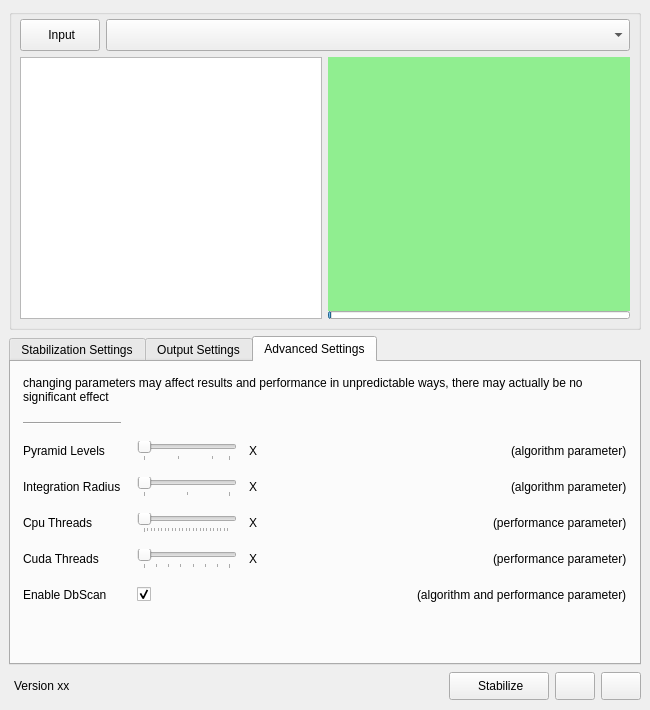
Before: the Qt Designer form cuvistaGui/cuvistaGui.ui in RainerMtb/cuvista, drawn with Qt 5.
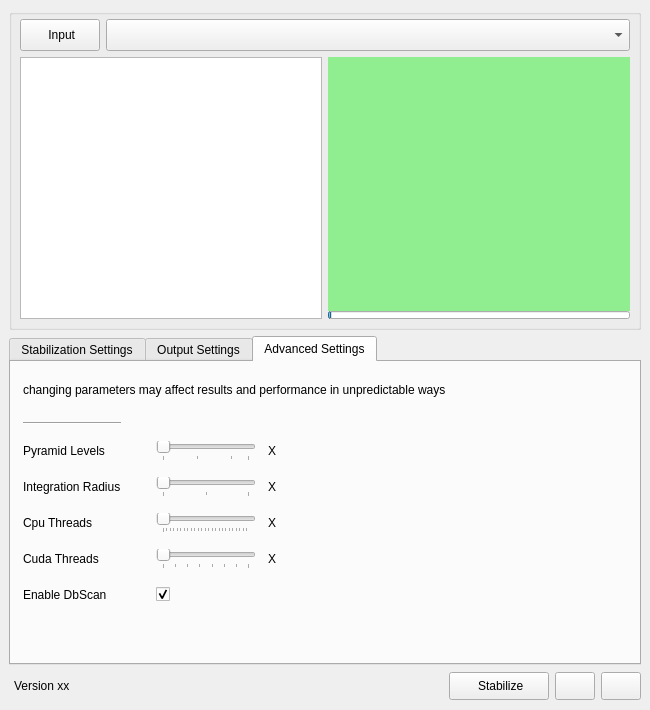
After: the same form once the commit is applied. Icons and pictures are not drawn. Custom widgets are drawn as their Qt base class.

```diff
--- a/cuvistaGui/cuvistaGui.ui
+++ b/cuvistaGui/cuvistaGui.ui
@@ -1246,6 +1246,28 @@
           <property name="spacing">
            <number>12</number>
           </property>
+          <item>
+           <widget class="QLabel" name="infoLevels">
+            <property name="maximumSize">
+             <size>
+              <width>16</width>
+              <height>16</height>
+             </size>
+            </property>
+            <property name="toolTip">
+             <string>&lt;html&gt;&lt;head/&gt;&lt;body&gt;&lt;p&gt;&lt;span style=&quot; font-weight:700;&quot;&gt;Number of Pyramid Levels to produce&lt;/span&gt;&lt;/p&gt;&lt;p&gt;For stabilization a pyramid of smaller and smaller images is produced. More Levels take longer to compute. &lt;/p&gt;&lt;p&gt;More Levels may improve stabilization quality if the input video is of sufficient high resolution to begin with.&lt;/p&gt;&lt;/body&gt;&lt;/html&gt;</string>
+            </property>
+            <property name="text">
+             <string/>
+            </property>
+            <property name="pixmap">
+             <pixmap resource="cuvistaGui.qrc">:/cuvistaGui/res/12_info_icon.png</pixmap>
+            </property>
+            <property name="scaledContents">
+             <bool>true</bool>
+            </property>
+           </widget>
+          </item>
           <item>
            <widget class="QSlider" name="sliderLevels">
             <property name="maximumSize">
@@ -1294,13 +1316,6 @@
             </property>
            </spacer>
           </item>
-          <item>
-           <widget class="QLabel" name="label_27">
-            <property name="text">
-             <string>(algorithm parameter)</string>
-            </property>
-           </widget>
-          </item>
          </layout>
         </item>
         <item row="6" column="1">
@@ -1308,6 +1323,28 @@
           <property name="spacing">
            <number>12</number>
           </property>
+          <item>
+           <widget class="QLabel" name="infoDbScan">
+            <property name="maximumSize">
+             <size>
+              <width>16</width>
+              <height>16</height>
+             </size>
+            </property>
+            <property name="toolTip">
+             <string>&lt;html&gt;&lt;head/&gt;&lt;body&gt;&lt;p&gt;&lt;span style=&quot; font-weight:700;&quot;&gt;Enable DB Scan&lt;/span&gt;&lt;/p&gt;&lt;p&gt;Perform an algorithm which works better to find very intense movements between frames. This can identify movie cuts and similar hard transitions. &lt;/p&gt;&lt;p&gt;If your input video is known to have only smooth transitions you may disable this extra work for better performance and output quality.&lt;/p&gt;&lt;/body&gt;&lt;/html&gt;</string>
+            </property>
+            <property name="text">
+             <string/>
+            </property>
+            <property name="pixmap">
+             <pixmap resource="cuvistaGui.qrc">:/cuvistaGui/res/12_info_icon.png</pixmap>
+            </property>
+            <property name="scaledContents">
+             <bool>true</bool>
+            </property>
+           </widget>
+          </item>
           <item>
            <widget class="QCheckBox" name="chkDbScan">
             <property name="text">
@@ -1331,13 +1368,6 @@
             </property>
            </spacer>
           </item>
-          <item>
-           <widget class="QLabel" name="label_31">
-            <property name="text">
-             <string>(algorithm and performance parameter)</string>
-            </property>
-           </widget>
-          </item>
          </layout>
         </item>
         <item row="4" column="0">
@@ -1356,7 +1386,7 @@
            </size>
           </property>
           <property name="text">
-           <string>changing parameters may affect results and performance in unpredictable ways, there may actually be no significant effect</string>
+           <string>changing parameters may affect results and performance in unpredictable ways</string>
           </property>
           <property name="wordWrap">
            <bool>true</bool>
@@ -1368,6 +1398,28 @@
           <property name="spacing">
            <number>12</number>
           </property>
+          <item>
+           <widget class="QLabel" name="infoIr">
+            <property name="maximumSize">
+             <size>
+              <width>16</width>
+              <height>16</height>
+             </size>
+            </property>
+            <property name="toolTip">
+             <string>&lt;html&gt;&lt;head/&gt;&lt;body&gt;&lt;p&gt;&lt;span style=&quot; font-weight:700;&quot;&gt;Integration Radius&lt;/span&gt;&lt;/p&gt;&lt;p&gt;The size of the image patch used to find matching pairs with, expressed as the radius. &lt;/p&gt;&lt;p&gt;Very large values take more time to compute.&lt;/p&gt;&lt;/body&gt;&lt;/html&gt;</string>
+            </property>
+            <property name="text">
+             <string/>
+            </property>
+            <property name="pixmap">
+             <pixmap resource="cuvistaGui.qrc">:/cuvistaGui/res/12_info_icon.png</pixmap>
+            </property>
+            <property name="scaledContents">
+             <bool>true</bool>
+            </property>
+           </widget>
+          </item>
           <item>
            <widget class="QSlider" name="sliderIr">
             <property name="maximumSize">
@@ -1413,13 +1465,6 @@
             </property>
            </spacer>
           </item>
-          <item>
-           <widget class="QLabel" name="label_24">
-            <property name="text">
-             <string>(algorithm parameter)</string>
-            </property>
-           </widget>
-          </item>
          </layout>
         </item>
         <item row="4" column="1">
@@ -1427,6 +1472,28 @@
           <property name="spacing">
            <number>12</number>
           </property>
+          <item>
+           <widget class="QLabel" name="infoCpuThreads">
+            <property name="maximumSize">
+             <size>
+              <width>16</width>
+              <height>16</height>
+             </size>
+            </property>
+            <property name="toolTip">
+             <string>&lt;html&gt;&lt;head/&gt;&lt;body&gt;&lt;p&gt;&lt;span style=&quot; font-weight:700;&quot;&gt;Number of Cpu Threads for Stabilization&lt;/span&gt;&lt;/p&gt;&lt;p&gt;The number of cpu threads the stabilization process will use. &lt;/p&gt;&lt;p&gt;There is usually no point in selecting the maximum possible value as there is other work to do as well besides those core computations.&lt;/p&gt;&lt;/body&gt;&lt;/html&gt;</string>
+            </property>
+            <property name="text">
+             <string/>
+            </property>
+            <property name="pixmap">
+             <pixmap resource="cuvistaGui.qrc">:/cuvistaGui/res/12_info_icon.png</pixmap>
+            </property>
+            <property name="scaledContents">
+             <bool>true</bool>
+            </property>
+           </widget>
+          </item>
           <item>
            <widget class="QSlider" name="sliderCpuThreads">
             <property name="maximumSize">
@@ -1472,13 +1539,6 @@
             </property>
            </spacer>
           </item>
-          <item>
-           <widget class="QLabel" name="label_32">
-            <property name="text">
-             <string>(performance parameter)</string>
-            </property>
-           </widget>
-          </item>
          </layout>
         </item>
         <item row="5" column="0">
@@ -1510,7 +1570,7 @@
           <property name="sizeHint" stdset="0">
            <size>
             <width>20</width>
-            <height>40</height>
+            <height>20</height>
            </size>
           </property>
          </spacer>
@@ -1527,6 +1587,28 @@
           <property name="spacing">
            <number>12</number>
           </property>
+          <item>
+           <widget class="QLabel" name="infoCudaThreads">
+            <property name="maximumSize">
+             <size>
+              <width>16</width>
+              <height>16</height>
+             </size>
+            </property>
+            <property name="toolTip">
+             <string>&lt;html&gt;&lt;head/&gt;&lt;body&gt;&lt;p&gt;&lt;span style=&quot; font-weight:700;&quot;&gt;Cuda Threads&lt;/span&gt;&lt;/p&gt;&lt;p&gt;A value for the number of cuda threads used to build cuda blocks to perform various tasks. Relevant when cuda is used for stabilization. &lt;/p&gt;&lt;p&gt;Maximum value for this parameter does not necessarily mean more performance overall.&lt;/p&gt;&lt;/body&gt;&lt;/html&gt;</string>
+            </property>
+            <property name="text">
+             <string/>
+            </property>
+            <property name="pixmap">
+             <pixmap resource="cuvistaGui.qrc">:/cuvistaGui/res/12_info_icon.png</pixmap>
+            </property>
+            <property name="scaledContents">
+             <bool>true</bool>
+            </property>
+           </widget>
+          </item>
           <item>
            <widget class="QSlider" name="sliderCudaThreads">
             <property name="maximumSize">
@@ -1584,13 +1666,6 @@
             </property>
            </spacer>
           </item>
-          <item>
-           <widget class="QLabel" name="label_33">
-            <property name="text">
-             <string>(performance parameter)</string>
-            </property>
-           </widget>
-          </item>
          </layout>
         </item>
         <item row="6" column="0">
```
Left out of the diff: 50 changed lines with no effect on the pictures.
